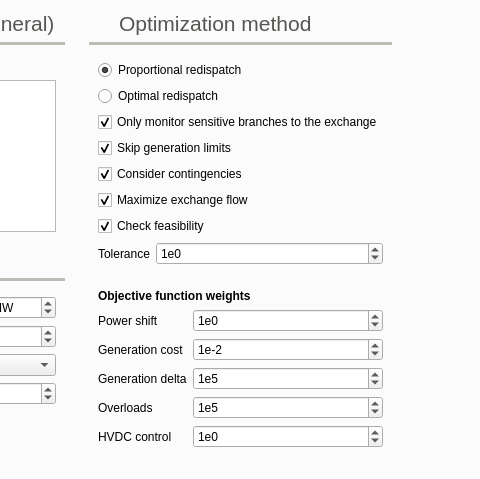
Above: src/GridCal/Gui/Main/MainWindow.ui from SanPen/GridCal before the change; both pictures show x 514 to 994 and y 91 to 570 of the 1347 by 764 pixel window. Below: the same form after it.
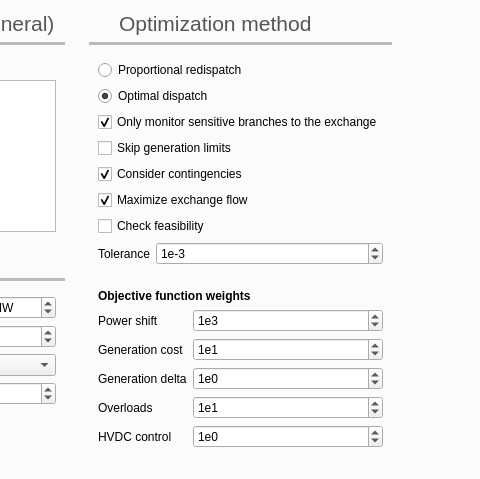
That is the form after the change. The open tabs and pages were chosen to show the change. Icons and pictures are not drawn.

Diff of the .ui file:
```diff
--- a/src/GridCal/Gui/Main/MainWindow.ui
+++ b/src/GridCal/Gui/Main/MainWindow.ui
@@ -4484,7 +4484,7 @@
                      <string>Proportional redispatch</string>
                     </property>
                     <property name="checked">
-                     <bool>true</bool>
+                     <bool>false</bool>
                     </property>
                    </widget>
                   </item>
@@ -4522,6 +4522,9 @@
                     <property name="minimum">
                      <number>-99</number>
                     </property>
+                    <property name="value">
+                     <number>-3</number>
+                    </property>
                    </widget>
                   </item>
                   <item row="4" column="0" colspan="2">
@@ -4546,7 +4549,7 @@
                      <string>Skip generation limits</string>
                     </property>
                     <property name="checked">
-                     <bool>true</bool>
+                     <bool>false</bool>
                     </property>
                    </widget>
                   </item>
@@ -4556,10 +4559,10 @@
                      <string>The generation is modified so that the transference is maximal.</string>
                     </property>
                     <property name="text">
-                     <string>Optimal redispatch</string>
+                     <string>Optimal dispatch</string>
                     </property>
                     <property name="checked">
-                     <bool>false</bool>
+                     <bool>true</bool>
                     </property>
                    </widget>
                   </item>
@@ -4579,7 +4582,7 @@
                      <string>Check feasibility</string>
                     </property>
                     <property name="checked">
-                     <bool>true</bool>
+                     <bool>false</bool>
                     </property>
                    </widget>
                   </item>
@@ -4762,6 +4765,9 @@
                     <property name="minimum">
                      <number>-99</number>
                     </property>
+                    <property name="value">
+                     <number>3</number>
+                    </property>
                    </widget>
                   </item>
                   <item row="2" column="0">
@@ -4783,7 +4789,7 @@
                      <number>-99</number>
                     </property>
                     <property name="value">
-                     <number>-2</number>
+                     <number>1</number>
                     </property>
                    </widget>
                   </item>
@@ -4806,7 +4812,7 @@
                      <number>-99</number>
                     </property>
                     <property name="value">
-                     <number>5</number>
+                     <number>0</number>
                     </property>
                    </widget>
                   </item>
@@ -4829,7 +4835,7 @@
                      <number>-99</number>
                     </property>
                     <property name="value">
-                     <number>5</number>
+                     <number>1</number>
                     </property>
                    </widget>
                   </item>
```
Left out of the diff: 3 changed lines with no effect on the pictures.
